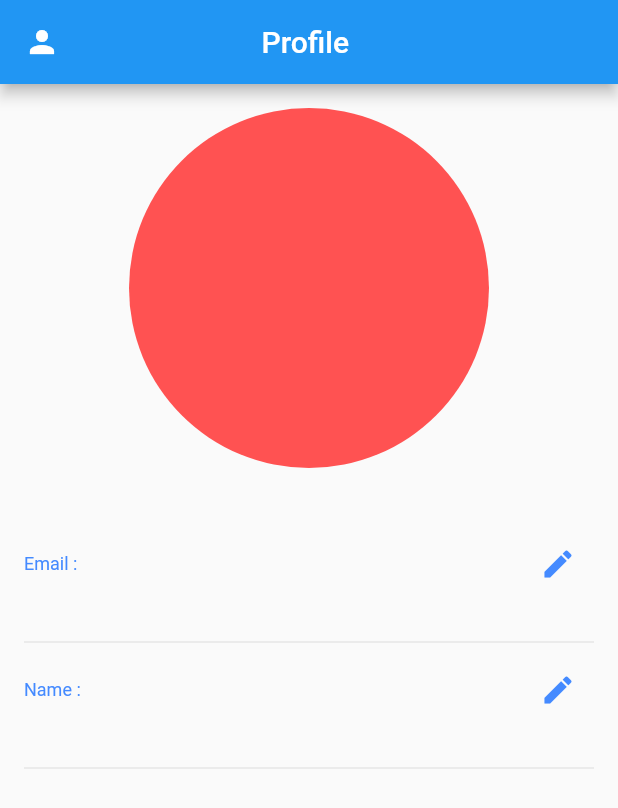
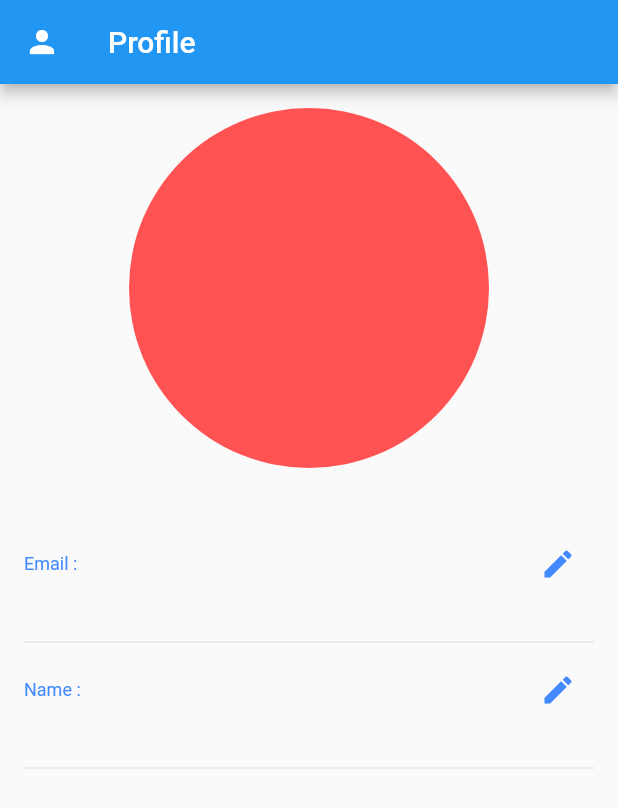
Before and after one commit to rupali966/todo21, a Flutter app: the ProfileScreen screen opened by its route, on a phone screen of 412 x 824 dp. Shown: the top 808 px of the screen. Run offline on Flutter 3.47's test engine with Material 2 defaults, Android fonts, the phone set to English and light mode, and no system bars; our stand-ins replace cloud_firestore, firebase_core, firebase_database, sqflite; accounts and stored records are empty.

Commit message:
Merge remote-tracking branch 'origin/master'
# Conflicts:
#	lib/profile/view/profilescreen.dart
#	lib/signup/modal/signup_data.dart

```diff
--- a/lib/main.dart
+++ b/lib/main.dart
@@ -7,6 +7,7 @@ import 'package:persistence/signup/view/signupscreen.dart';
 import 'package:provider/provider.dart';
 
 import 'firebase_options.dart';
+import 'signin/provider/signinprovider.dart';
 import 'signup/modal/signup_data.dart';
 import 'work/view/workscreen.dart';
 
@@ -27,10 +28,12 @@ void main() async {
       providers: [
         ListenableProvider<dataOperation>(create: (_) => dataOperation()),
         ListenableProvider<signupProvider>(create: (_) => signupProvider()),
+        ListenableProvider<sign_in_provider>(create: (_) => sign_in_provider()),
       ],
       child: MaterialApp(
         title: 'Reading and Writing Files',
         debugShowCheckedModeBanner: false,
+        // initialRoute: 'signin',
         routes: {
           '/': (context) => HomeScreen(),
           'profile': (context) => ProfileScreen(),
--- a/lib/profile/view/profilescreen.dart
+++ b/lib/profile/view/profilescreen.dart
@@ -1,6 +1,7 @@
 import 'package:cloud_firestore/cloud_firestore.dart';
 import 'package:flutter/material.dart';
 import 'package:persistence/signup/modal/signup_data.dart';
+import 'package:persistence/util/constant.dart';
 import 'package:persistence/util/defaut_widgets.dart';
 import 'package:persistence/util/dialog.dart';
 import 'package:persistence/util/persnal_widgets.dart';
@@ -16,6 +17,9 @@ class ProfileScreen extends StatefulWidget {
 class _ProfileScreenState extends State<ProfileScreen> {
   TextEditingController userchange_name = TextEditingController();
   TextEditingController userchange_email = TextEditingController();
+  var data;
+  String name = "";
+  String email = "";
 
   @override
   void initState() {
@@ -32,7 +36,6 @@ class _ProfileScreenState extends State<ProfileScreen> {
         ),
       ),
       appBar: AppBar(
-        centerTitle: true,
         leading: IconButton(
           onPressed: () {},
           icon: Icon(Icons.person),
@@ -40,15 +43,31 @@ class _ProfileScreenState extends State<ProfileScreen> {
         title: Text('Profile '),
       ),
       body: Consumer<signupProvider>(builder: (context, value, child) {
-        return StreamBuilder(
-            stream: FirebaseFirestore.instance.collection('users').snapshots(),
-            builder: (context, snapshot) {
+        return StreamBuilder<QuerySnapshot>(
+            stream: userSignUpDoc,
+            builder:
+                (BuildContext context, AsyncSnapshot<QuerySnapshot> snapshot) {
               if (snapshot.hasError) {
                 return hasErrorWidget();
               }
               if (snapshot.connectionState == ConnectionState.waiting) {
                 return loddingWidget();
               }
+              if (snapshot.connectionState == ConnectionState.active) {
+                // data = snapshot.data!.docs.map((e) {
+                //   Map<String, dynamic> data = e.data()! as Map<String, dynamic>;
+                //   return data['name'];
+                // });
+
+                data = snapshot.data!.docs.map((e) {
+                  if (e.id == 'userSignUptest') {
+                    // print(e.data());
+                    name = e['name'];
+                    email = e['email'];
+                    return e['name'];
+                  }
+                });
+
                 return Container(
                   padding: EdgeInsets.all(16),
                   child: Column(
@@ -64,7 +83,7 @@ class _ProfileScreenState extends State<ProfileScreen> {
                         child: ListOfText(herizonatal: false, listOfWidget: [
                           text(
                               clr: Colors.blueAccent,
-                            str: "Email :",
+                              str: "Email : ",
                               edit: true,
                               onPresd: () async {
                                 await confirm_alertbox(
@@ -86,7 +105,7 @@ class _ProfileScreenState extends State<ProfileScreen> {
                                       Navigator.of(context).pop();
                                     });
                               }),
-                        text(size: 13, str: "${value.Data.email1}"),
+                          text(size: 13, str: "${email}"),
                           Divider(),
                         ]),
                       ),
@@ -95,7 +114,7 @@ class _ProfileScreenState extends State<ProfileScreen> {
                         child: ListOfText(herizonatal: false, listOfWidget: [
                           text(
                               clr: Colors.blueAccent,
-                            str: "Name :",
+                              str: "Name : ",
                               edit: true,
                               onPresd: () async {
                                 await confirm_alertbox(
@@ -114,13 +133,17 @@ class _ProfileScreenState extends State<ProfileScreen> {
                                       Navigator.of(context).pop();
                                     });
                               }),
-                        text(size: 13, str: "${value.Data.name1}"),
+                          text(size: 13, str: "${name}"),
                           Divider(),
                         ]),
                       ),
                     ],
                   ),
                 );
+              }
+              return Container(
+                color: Colors.green,
+              );
             });
       }),
     );
--- a/lib/util/constant.dart
+++ b/lib/util/constant.dart
@@ -1,3 +1,4 @@
+import 'package:cloud_firestore/cloud_firestore.dart';
 import 'package:flutter/material.dart';
 
 String user_name_to_chanege = "";
@@ -6,3 +7,7 @@ String user_email_to_chanege = "";
 TextStyle appbarTextStyle = TextStyle(
   fontSize: 12,
 );
+var fire = FirebaseFirestore.instance;
+final Stream<QuerySnapshot> userSignUpReferColle =
+    fire.collection('userSignUp').snapshots();
+Stream<QuerySnapshot> userSignUpDoc = fire.collection('userSignUp').snapshots();
--- a/lib/util/dialog.dart
+++ b/lib/util/dialog.dart
@@ -9,7 +9,6 @@ confirm_alertbox({
   VoidCallback? onNo_Pressed,
   required Widget editWidget,
 }) async {
-  dialogmodal dgldt;
   return showDialog<void>(
     context: context,
     barrierDismissible: false,
```
Also changed, not shown: lib/home/view/homescreen.dart (+6 -2 lines), lib/signin/provider/signinprovider.dart (added, +48 -0 lines), lib/signin/view/signinscreen.dart (+42 -15 lines), lib/signup/modal/signup_data.dart (+0 -44 lines), lib/util/persnal_widgets.dart (+1 -6 lines). Lines whose indentation alone changed are shown as unchanged.
